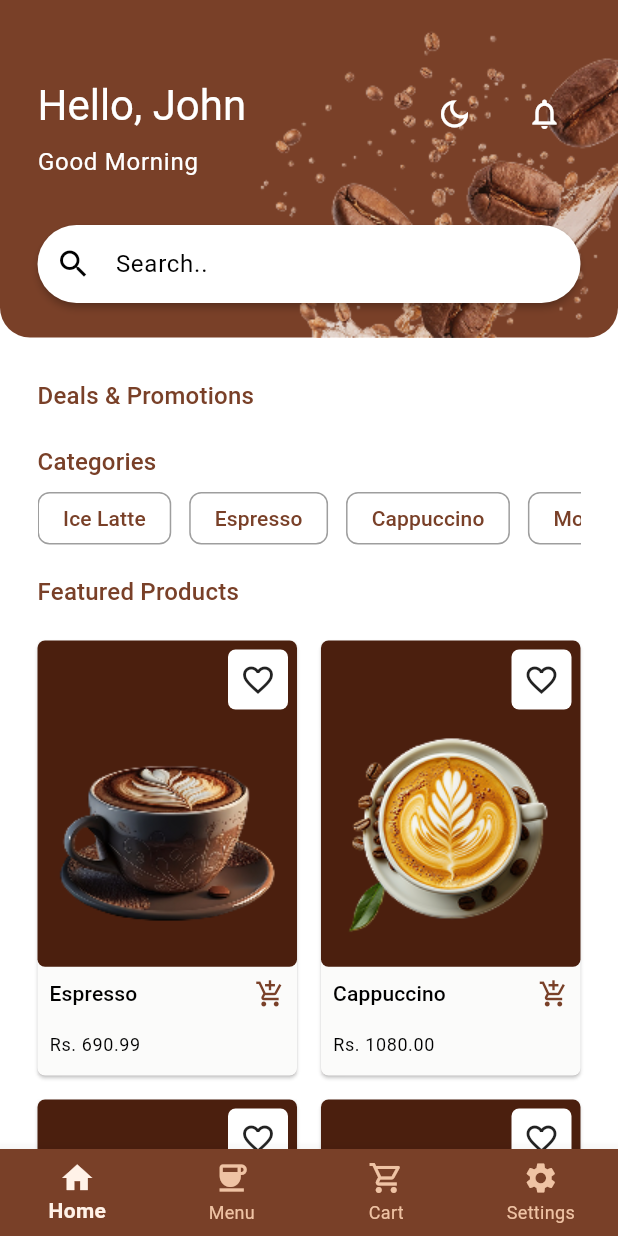
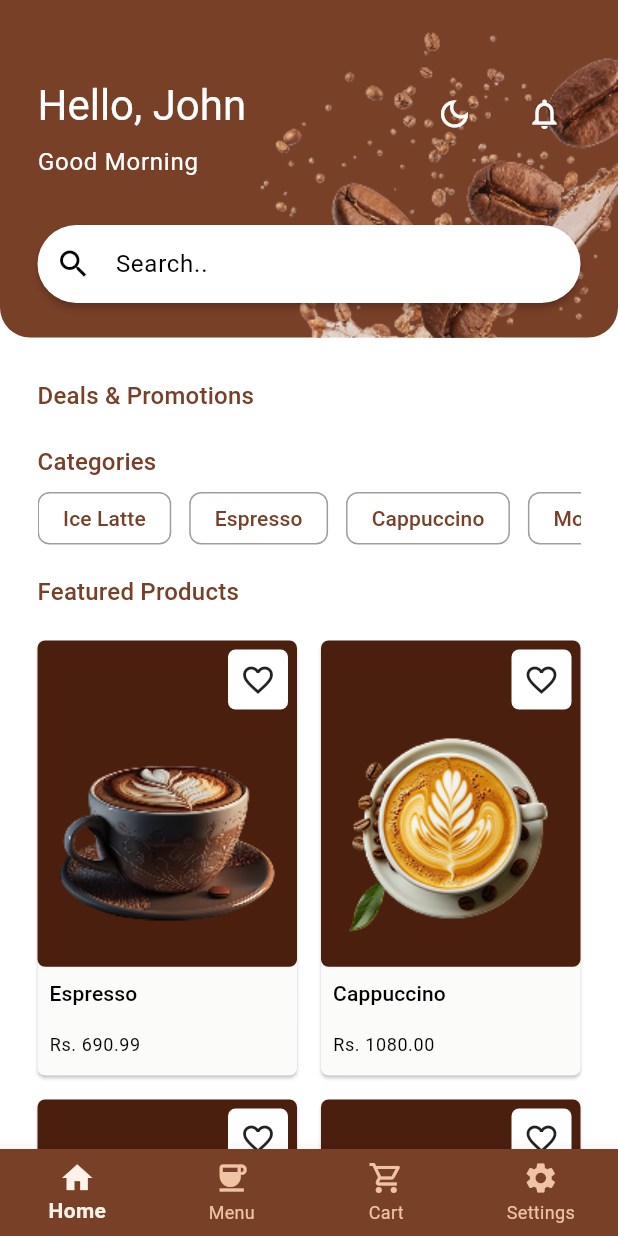
Before and after one commit to Sihas01/coffee-app, a Flutter app: the screen it shows after launch, on a phone screen of 412 x 824 dp. Run offline on Flutter 3.47's test engine with Material 3 defaults, Android fonts, the phone set to English and light mode, and no system bars.

Commit message:
remove add to cart button from card

```diff
--- a/lib/widget/ProductCard.dart
+++ b/lib/widget/ProductCard.dart
@@ -58,19 +58,9 @@ class ProductCard extends StatelessWidget {
                 children: [
                   Padding(
                     padding: const EdgeInsets.all(8.0),
-                    child: Row(
-                      mainAxisAlignment: MainAxisAlignment.spaceBetween,
-                      children: [
-                        Text(
-                          product.productName,
-                          style: Theme.of(context).textTheme.labelLarge,
-                        ),
-                        Icon(
-                          Icons.add_shopping_cart_outlined,
-                          size: 20,
-                          color: Theme.of(context).colorScheme.primary,
-                        ),
-                      ],
+                    child: Text(
+                      product.productName,
+                      style: Theme.of(context).textTheme.labelLarge,
                     ),
                   ),
 
```
